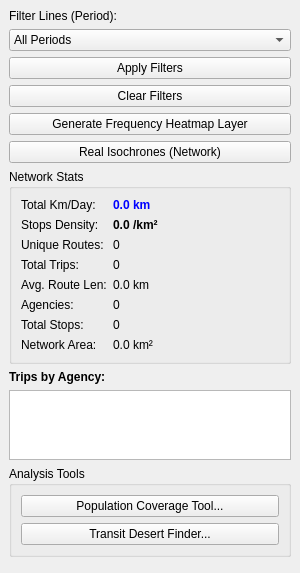
The window that qgis_gtfs_plugin/ui/search_panel.ui (arrobaraujo/qgis_gtfs_plugin) describes before a commit, drawn with Qt 5.
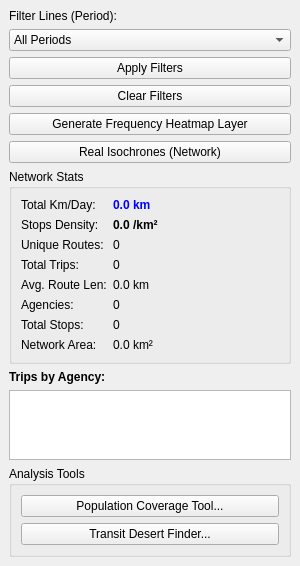
The same window after the commit.

Diff of the .ui file:
```diff
--- a/qgis_gtfs_plugin/ui/search_panel.ui
+++ b/qgis_gtfs_plugin/ui/search_panel.ui
@@ -241,6 +241,12 @@
       <property name="orientation">
        <enum>Qt::Vertical</enum>
       </property>
+      <property name="sizeHint" stdset="0">
+       <size>
+        <width>20</width>
+        <height>40</height>
+       </size>
+      </property>
      </spacer>
     </item>
    </layout>
```
